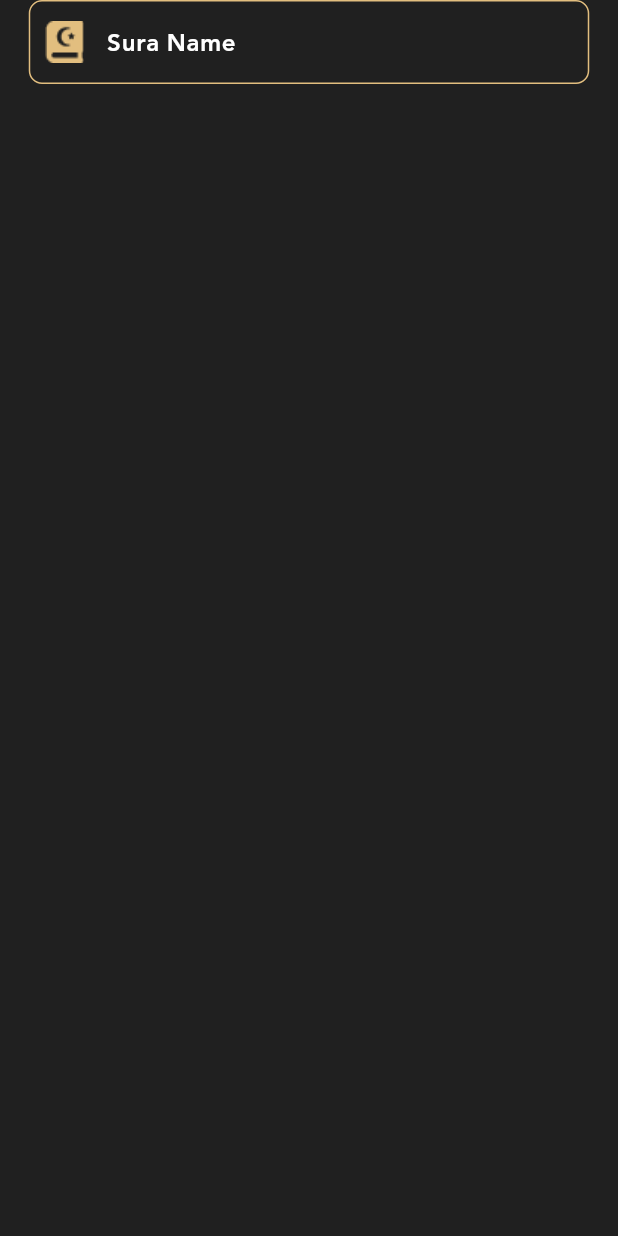
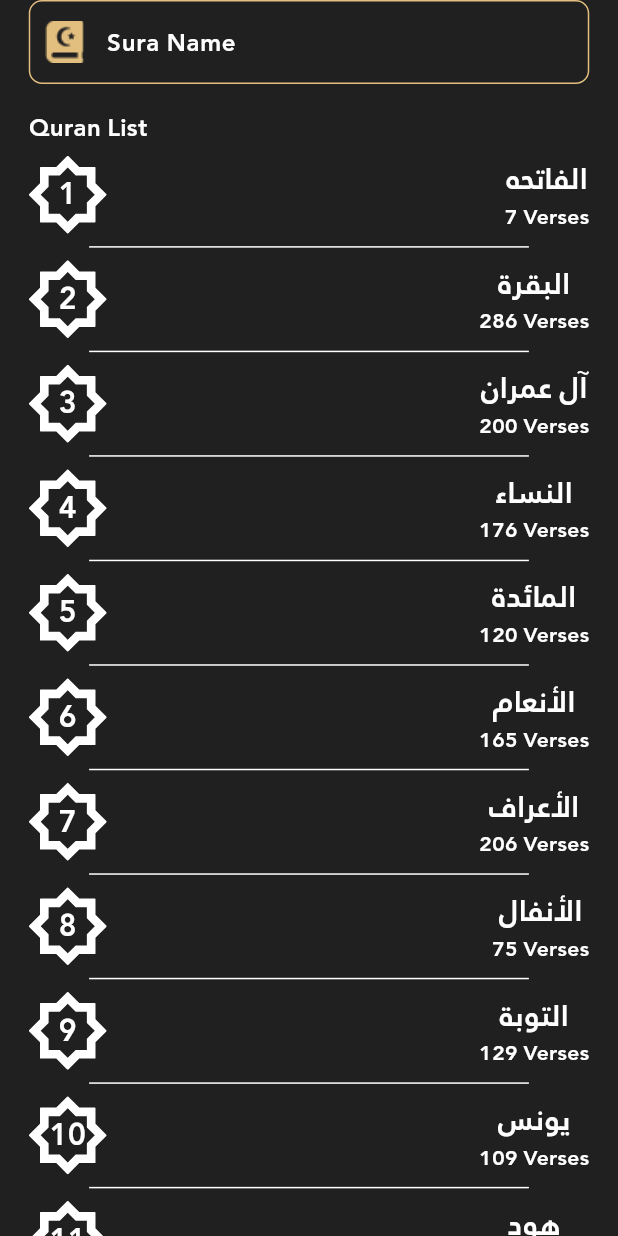
Before and after one commit to MuhamedUssama/Ismali-SW, a Flutter app: the QuranTab widget shown alone on an empty page, opened directly, on a phone screen of 412 x 824 dp. Run offline on Flutter 3.47's test engine with Material 3 defaults, Android fonts, the phone set to English and light mode, and no system bars; our stand-ins replace flutter_screenutil, flutter_svg, shared_preferences, smooth_page_indicator; accounts and stored records are empty; generated files the repository leaves out were written again.

Commit message:
Created quran list in quran tab

```diff
--- a/lib/config/l10n/app_ar.arb
+++ b/lib/config/l10n/app_ar.arb
@@ -18,5 +18,7 @@
   "radio": "راديو",
   "time": "المواقيت",
   "reciters": "القراء",
-  "suraName": "اسم السورة"
+  "suraName": "اسم السورة",
+  "quranList": "قائمة القرءان",
+  "verses": "آيات"
 }
--- a/lib/config/l10n/app_en.arb
+++ b/lib/config/l10n/app_en.arb
@@ -18,5 +18,7 @@
   "radio": "Radio",
   "time": "Time",
   "reciters": "Reciters",
-  "suraName": "Sura Name"
+  "suraName": "Sura Name",
+  "quranList": "Quran List",
+  "verses": "Verses"
 }
--- a/lib/config/theme/app_text_styles.dart
+++ b/lib/config/theme/app_text_styles.dart
@@ -4,6 +4,13 @@ import 'package:islami_app/config/theme/app_colors.dart';
 class AppTextStyles {
   static const TextStyle text12WhiteBold = TextStyle(
     fontSize: 12,
+    color: AppColors.white,
+    fontWeight: FontWeight.bold,
+    fontFamily: 'Janna-LT',
+  );
+
+  static const TextStyle text14WhiteBold = TextStyle(
+    fontSize: 14,
     color: AppColors.white,
     fontWeight: FontWeight.bold,
     fontFamily: 'Janna-LT',
@@ -37,6 +44,13 @@ class AppTextStyles {
     fontFamily: 'Janna-LT',
   );
 
+  static const TextStyle text20WhiteBold = TextStyle(
+    fontSize: 20,
+    color: AppColors.white,
+    fontWeight: FontWeight.bold,
+    fontFamily: 'Janna-LT',
+  );
+
   static const TextStyle text24GoldBold = TextStyle(
     fontSize: 24,
     color: AppColors.gold,
--- a/lib/core/utils/app_assets.dart
+++ b/lib/core/utils/app_assets.dart
@@ -24,8 +24,5 @@ class AppIcons {
 class AppSvgs {
   static const String _svgPath = 'assets/svgs/';
   static const String islami = '${_svgPath}Islami.svg';
-  static const String onBoarding1 = '${_svgPath}welcome_1.svg';
-  static const String onBoarding2 = '${_svgPath}welcome_2.svg';
-  static const String onBoarding3 = '${_svgPath}welcome_3.svg';
-  static const String onBoarding4 = '${_svgPath}welcome_4.svg';
+  static const String ayatShape = '${_svgPath}ayat_shape.svg';
 }
--- a/lib/features/home/home_screen.dart
+++ b/lib/features/home/home_screen.dart
@@ -22,7 +22,7 @@ class HomeScreen extends StatelessWidget {
           image: DecorationImage(
             image: AssetImage(AppImages.backGround),
             fit: BoxFit.cover,
-            opacity: 0.5,
+            opacity: 0.3,
           ),
         ),
         child: Scaffold(
@@ -33,7 +33,7 @@ class HomeScreen extends StatelessWidget {
               SizedBox(height: 30.h),
               const AppHeaderWidget(),
               SizedBox(height: 20.h),
-              provider.tabs[provider.currentIndex],
+              Expanded(child: provider.tabs[provider.currentIndex]),
             ],
           ),
           bottomNavigationBar:
--- a/lib/features/home/tabs/quran_tab/quran_tab.dart
+++ b/lib/features/home/tabs/quran_tab/quran_tab.dart
@@ -1,9 +1,14 @@
 import 'package:flutter/material.dart';
 import 'package:flutter_screenutil/flutter_screenutil.dart';
+import 'package:flutter_gen/gen_l10n/app_localizations.dart';
+import 'package:islami_app/config/theme/app_colors.dart';
+import 'package:islami_app/config/theme/app_text_styles.dart';
+import 'package:islami_app/core/utils/app_constants.dart';
 import 'package:provider/provider.dart';
 
 import 'provider/quran_tab_provider.dart';
 import 'widgets/custom_search_widget.dart';
+import 'widgets/sura_widget.dart';
 
 class QuranTab extends StatelessWidget {
   const QuranTab({super.key});
@@ -18,7 +23,40 @@ class QuranTab extends StatelessWidget {
           children: [
             Consumer<QuranTabProvider>(
               builder: (context, provider, child) {
-                return CustomSearchWidget(provider: provider);
+                return Expanded(
+                  child: Column(
+                    crossAxisAlignment: CrossAxisAlignment.start,
+                    children: [
+                      CustomSearchWidget(provider: provider),
+                      SizedBox(height: 20.h),
+                      Text(
+                        AppLocalizations.of(context)!.quranList,
+                        style: AppTextStyles.text16WhiteBold,
+                      ),
+                      SizedBox(height: 8.h),
+                      Expanded(
+                        child: ListView.separated(
+                          itemBuilder: (context, index) {
+                            return SuraWidget(
+                              suraNumber: index + 1,
+                              suraTitle: AppConstants.soraNames[index],
+                              suraVerses: AppConstants.soraAyatCount[index],
+                            );
+                          },
+                          separatorBuilder: (context, index) {
+                            return Divider(
+                              color: AppColors.white,
+                              indent: 42.w,
+                              endIndent: 42.w,
+                              height: 20.h,
+                            );
+                          },
+                          itemCount: AppConstants.soraAyatCount.length,
+                        ),
+                      ),
+                    ],
+                  ),
+                );
               },
             ),
           ],
--- /dev/null
+++ b/lib/features/home/tabs/quran_tab/widgets/sura_widget.dart
@@ -0,0 +1,46 @@
+import 'package:flutter/material.dart';
+import 'package:flutter_gen/gen_l10n/app_localizations.dart';
+import 'package:flutter_svg/svg.dart';
+import 'package:islami_app/config/theme/app_text_styles.dart';
+import 'package:islami_app/core/utils/app_assets.dart';
+
+class SuraWidget extends StatelessWidget {
+  final int suraNumber;
+  final String suraTitle;
+  final String suraVerses;
+
+  const SuraWidget({
+    super.key,
+    required this.suraNumber,
+    required this.suraTitle,
+    required this.suraVerses,
+  });
+
+  @override
+  Widget build(BuildContext context) {
+    return Row(
+      mainAxisAlignment: MainAxisAlignment.spaceBetween,
+      children: [
+        Stack(
+          alignment: AlignmentDirectional.center,
+          children: [
+            SvgPicture.asset(AppSvgs.ayatShape),
+            Text(
+              suraNumber.toString(),
+              style: AppTextStyles.text20WhiteBold,
+            ),
+          ],
+        ),
+        Column(
+          children: [
+            Text(suraTitle, style: AppTextStyles.text20WhiteBold),
+            Text(
+              "$suraVerses ${AppLocalizations.of(context)!.verses}",
+              style: AppTextStyles.text14WhiteBold,
+            )
+          ],
+        ),
+      ],
+    );
+  }
+}
```
Also changed, not shown: assets/svgs/ayat_shape.svg (added).
